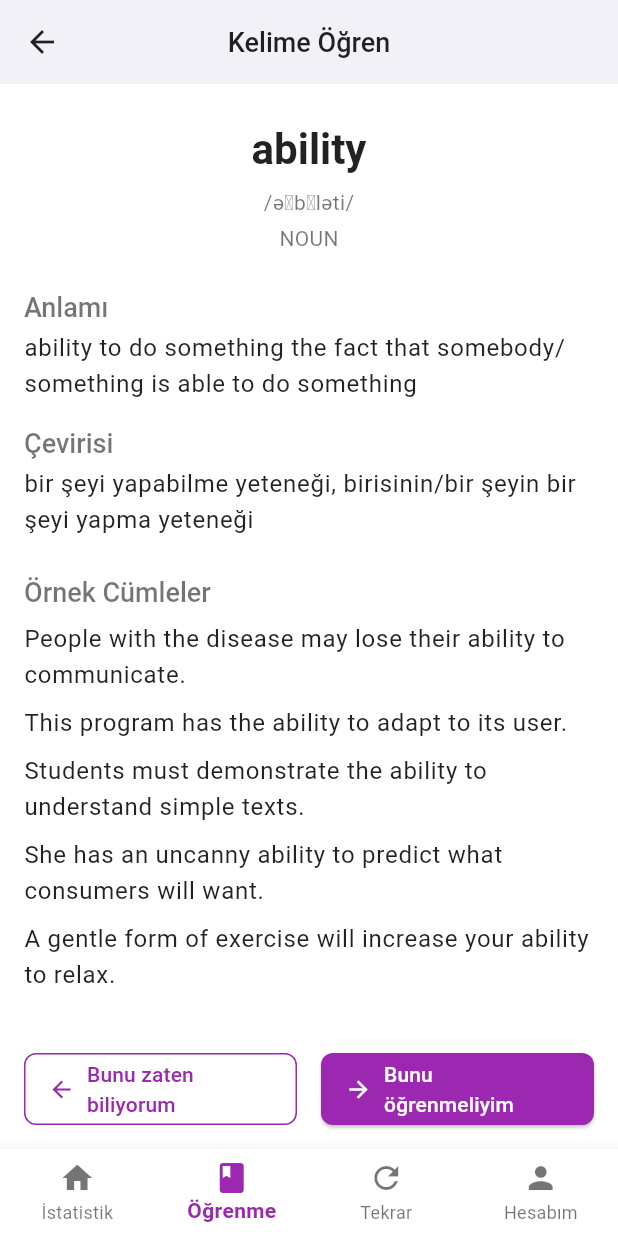
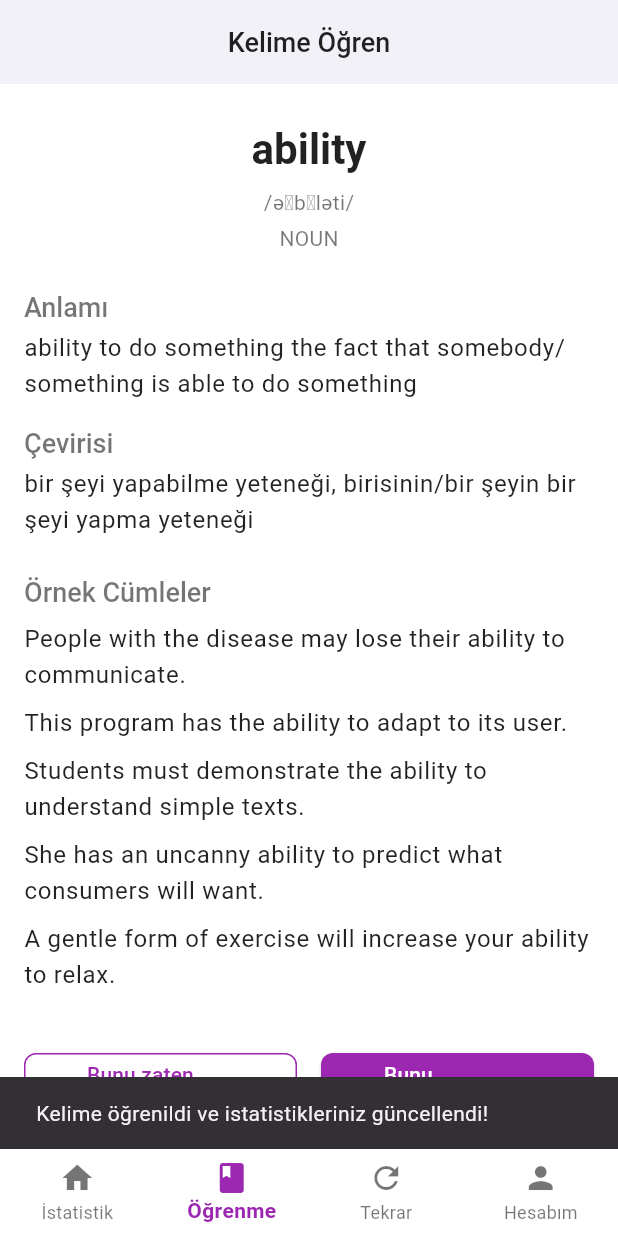
Before and after one commit to VeyselTandogru/KelimeUygulamasi, a Flutter app: the screen it shows after launch, item 2 of the bottom bar chosen, scrolled down 54 dp, after a tap on "Bunu öğrenmeliyim", on a phone screen of 412 x 824 dp. Run offline on Flutter 3.47's test engine with Material 3 defaults, Android fonts, the phone set to English and light mode, and no system bars; our stand-ins replace shared_preferences.

Commit message:
ufak değişikliler yaptım

```diff
--- a/lib/main.dart
+++ b/lib/main.dart
@@ -4,15 +4,17 @@ import 'screens/home_screen.dart';
 import 'screens/word_learn_screen.dart';
 import 'screens/word_repeat_screen.dart';
 import 'screens/account_screen.dart';
-import 'screens/about_screen.dart';
-import 'screens/word_categories_screen.dart';
 import 'widgets/bottom_navigation.dart';
 import 'models/theme_model.dart';
+import 'providers/statistics_provider.dart';
 
 void main() {
   runApp(
-    ChangeNotifierProvider(
-      create: (context) => ThemeProvider(),
+    MultiProvider(
+      providers: [
+        ChangeNotifierProvider(create: (context) => ThemeProvider()),
+        ChangeNotifierProvider(create: (context) => StatisticsProvider()),
+      ],
       child: const MyApp(),
     ),
   );
--- /dev/null
+++ b/lib/models/statistics_model.dart
@@ -0,0 +1,78 @@
+class Statistics {
+  final int dailyGoal;
+  final int learnedToday;
+  final int streakDays;
+  final int totalLearnedWords;
+  final Map<String, double> weeklyProgress;
+
+  Statistics({
+    required this.dailyGoal,
+    required this.learnedToday,
+    required this.streakDays,
+    required this.totalLearnedWords,
+    required this.weeklyProgress,
+  });
+
+  Statistics copyWith({
+    int? dailyGoal,
+    int? learnedToday,
+    int? streakDays,
+    int? totalLearnedWords,
+    Map<String, double>? weeklyProgress,
+  }) {
+    return Statistics(
+      dailyGoal: dailyGoal ?? this.dailyGoal,
+      learnedToday: learnedToday ?? this.learnedToday,
+      streakDays: streakDays ?? this.streakDays,
+      totalLearnedWords: totalLearnedWords ?? this.totalLearnedWords,
+      weeklyProgress: weeklyProgress ?? this.weeklyProgress,
+    );
+  }
+
+  // JSON dönüşümleri için metodlar
+  Map<String, dynamic> toJson() {
+    return {
+      'dailyGoal': dailyGoal,
+      'learnedToday': learnedToday,
+      'streakDays': streakDays,
+      'totalLearnedWords': totalLearnedWords,
+      'weeklyProgress': weeklyProgress,
+    };
+  }
+
+  factory Statistics.fromJson(Map<String, dynamic> json) {
+    Map<String, dynamic> weeklyMap = json['weeklyProgress'] ?? {};
+    Map<String, double> weeklyProgressMap = {};
+
+    weeklyMap.forEach((key, value) {
+      weeklyProgressMap[key] = (value as num).toDouble();
+    });
+
+    return Statistics(
+      dailyGoal: json['dailyGoal'] ?? 5,
+      learnedToday: json['learnedToday'] ?? 0,
+      streakDays: json['streakDays'] ?? 0,
+      totalLearnedWords: json['totalLearnedWords'] ?? 0,
+      weeklyProgress: weeklyProgressMap,
+    );
+  }
+
+  // Varsayılan değerlerle bir istatistik nesnesi oluşturmak için factory metodu
+  factory Statistics.defaultStats() {
+    return Statistics(
+      dailyGoal: 5,
+      learnedToday: 0,
+      streakDays: 0,
+      totalLearnedWords: 0,
+      weeklyProgress: {
+        'Pzt': 0.0,
+        'Sal': 0.0,
+        'Çar': 0.0,
+        'Per': 0.0,
+        'Cum': 0.0,
+        'Cmt': 0.0,
+        'Paz': 0.0,
+      },
+    );
+  }
+}
--- /dev/null
+++ b/lib/providers/statistics_provider.dart
@@ -0,0 +1,42 @@
+import 'package:flutter/foundation.dart';
+import '../models/statistics_model.dart';
+import '../services/statistics_service.dart';
+
+class StatisticsProvider with ChangeNotifier {
+  Statistics? _statistics;
+  final StatisticsService _service = StatisticsService();
+  bool _isLoading = true;
+
+  // Getter metotları
+  Statistics get statistics => _statistics ?? Statistics.defaultStats();
+  bool get isLoading => _isLoading;
+
+  // Constructor - hemen verileri yükle
+  StatisticsProvider() {
+    loadStatistics();
+  }
+
+  // İstatistikleri yükle
+  Future<void> loadStatistics() async {
+    _isLoading = true;
+    notifyListeners();
+
+    // Önce son kullanım tarihini kontrol et ve gerekirse günlük verileri sıfırla
+    _statistics = await _service.checkDailyReset();
+
+    _isLoading = false;
+    notifyListeners();
+  }
+
+  // Bugün öğrenilen kelime sayısını artır
+  Future<void> incrementLearnedWordCount() async {
+    _statistics = await _service.incrementLearnedToday();
+    notifyListeners();
+  }
+
+  // Günlük hedefi güncelle
+  Future<void> updateDailyGoal(int newGoal) async {
+    _statistics = await _service.updateDailyGoal(newGoal);
+    notifyListeners();
+  }
+}
--- a/lib/screens/about_screen.dart
+++ b/lib/screens/about_screen.dart
@@ -1,4 +1,5 @@
 import 'package:flutter/material.dart';
+import 'package:ingilizce_ogrenme_uygulamasi/screens/account_screen.dart';
 import '../utils/app_colors.dart';
 
 class AboutScreen extends StatelessWidget {
@@ -11,7 +12,12 @@ class AboutScreen extends StatelessWidget {
         title: const Text('Uygulamamız Hakkında'),
         leading: IconButton(
           icon: const Icon(Icons.arrow_back),
-          onPressed: () => Navigator.pop(context),
+          onPressed: () {
+            Navigator.push(
+              context,
+              MaterialPageRoute(builder: (context) => const AccountScreen()),
+            );
+          },
         ),
       ),
       body: SingleChildScrollView(
--- a/lib/screens/account_screen.dart
+++ b/lib/screens/account_screen.dart
@@ -27,15 +27,7 @@ class _AccountScreenState extends State<AccountScreen> {
     final textTheme = Theme.of(context).textTheme;
 
     return Scaffold(
-      appBar: AppBar(
-        title: const Text('Hesabım'),
-        leading: IconButton(
-          icon: const Icon(Icons.arrow_back),
-          onPressed: () {
-            Navigator.pop(context);
-          },
-        ),
-      ),
+      appBar: AppBar(title: const Text('Hesabım')),
       body: SingleChildScrollView(
         child: Padding(
           padding: AppConstants.paddingAllMedium,
--- a/lib/screens/home_screen.dart
+++ b/lib/screens/home_screen.dart
@@ -1,5 +1,7 @@
 import 'package:flutter/material.dart';
+import 'package:ingilizce_ogrenme_uygulamasi/providers/statistics_provider.dart';
 import 'package:ingilizce_ogrenme_uygulamasi/screens/word_learn_screen.dart';
+import 'package:provider/provider.dart';
 import '../utils/app_colors.dart';
 import '../screens/word_repeat_screen.dart';
 import '../screens/word_categories_screen.dart';
@@ -13,29 +15,31 @@ class HomeScreen extends StatefulWidget {
 }
 
 class _HomeScreenState extends State<HomeScreen> {
-  final int dailyGoal = 5;
-  final int completedToday = 5;
-  final int daysStreak = 13;
-  final int totalWords = 67;
-
-  final Map<String, double> weeklyProgress = {
-    'Pzt': 2.0,
-    'Sal': 3.8,
-    'Çar': 2.5,
-    'Per': 5.0,
-    'Cum': 3.6,
-    'Cmt': 1.0,
-    'Paz': 0.0,
-  };
+  @override
+  void initState() {
+    super.initState();
+    // Sayfa yüklendiğinde istatistik verilerini yükle
+    WidgetsBinding.instance.addPostFrameCallback((_) {
+      Provider.of<StatisticsProvider>(context, listen: false).loadStatistics();
+    });
+  }
 
   @override
   Widget build(BuildContext context) {
     final textTheme = Theme.of(context).textTheme;
     final isDark = Theme.of(context).brightness == Brightness.dark;
 
+    // İstatistik provider'ını dinle
+    final statisticsProvider = Provider.of<StatisticsProvider>(context);
+    final statistics = statisticsProvider.statistics;
+    final isLoading = statisticsProvider.isLoading;
+
     return Scaffold(
       appBar: AppBar(title: const Text('Ana Sayfa')),
-      body: SingleChildScrollView(
+      body:
+          isLoading
+              ? const Center(child: CircularProgressIndicator())
+              : SingleChildScrollView(
                 child: Padding(
                   padding: const EdgeInsets.all(16.0),
                   child: Column(
@@ -54,10 +58,13 @@ class _HomeScreenState extends State<HomeScreen> {
                               Icons.layers,
                               onTap: () {
                                 // Alt navigasyon çubuğunu göstererek Kelime Grupları sayfasına git
-                        NavigationUtil.navigateWithBottomBar(
+                                Navigator.push(
                                   context,
+                                  MaterialPageRoute(
+                                    builder:
+                                        (context) =>
                                             const WordCategoriesScreen(),
-                          selectedTab: 0, // Home sekmesi seçili olsun
+                                  ),
                                 );
                               },
                             ),
@@ -69,7 +76,8 @@ class _HomeScreenState extends State<HomeScreen> {
                                 Navigator.push(
                                   context,
                                   MaterialPageRoute(
-                            builder: (context) => const WordLearnScreen(),
+                                    builder:
+                                        (context) => const WordLearnScreen(),
                                   ),
                                 );
                               },
@@ -83,7 +91,8 @@ class _HomeScreenState extends State<HomeScreen> {
                                 Navigator.push(
                                   context,
                                   MaterialPageRoute(
-                            builder: (context) => const WordRepeatScreen(),
+                                    builder:
+                                        (context) => const WordRepeatScreen(),
                                   ),
                                 );
                               },
@@ -97,7 +106,13 @@ class _HomeScreenState extends State<HomeScreen> {
                       // Haftalık İstatistik Grafiği
                       Text('Haftalık İstatistik', style: textTheme.titleLarge),
                       const SizedBox(height: 8.0),
-              SizedBox(height: 200, child: _buildWeeklyChart(isDark)),
+                      SizedBox(
+                        height: 200,
+                        child: _buildWeeklyChart(
+                          isDark,
+                          statistics.weeklyProgress,
+                        ),
+                      ),
 
                       const SizedBox(height: 24.0),
 
@@ -112,14 +127,18 @@ class _HomeScreenState extends State<HomeScreen> {
                             Padding(
                               padding: const EdgeInsets.all(16.0),
                               child: Row(
-                        mainAxisAlignment: MainAxisAlignment.spaceBetween,
+                                mainAxisAlignment:
+                                    MainAxisAlignment.spaceBetween,
                                 children: [
                                   _buildStatCard(
                                     'Bugün Öğrenilen',
-                            '$completedToday/$dailyGoal',
+                                    '${statistics.learnedToday}/${statistics.dailyGoal}',
                                   ),
                                   const VerticalDivider(width: 1),
-                          _buildStatCard('Toplam Seri 🔥', '$daysStreak gün'),
+                                  _buildStatCard(
+                                    'Toplam Seri 🔥',
+                                    '${statistics.streakDays} gün',
+                                  ),
                                 ],
                               ),
                             ),
@@ -133,7 +152,7 @@ class _HomeScreenState extends State<HomeScreen> {
                                     style: textTheme.bodyLarge,
                                   ),
                                   Text(
-                            '$totalWords kelime',
+                                    '${statistics.totalLearnedWords} kelime',
                                     style: textTheme.bodyLarge?.copyWith(
                                       fontWeight: FontWeight.bold,
                                     ),
@@ -181,17 +200,21 @@ class _HomeScreenState extends State<HomeScreen> {
     );
   }
 
-  Widget _buildWeeklyChart(bool isDark) {
+  Widget _buildWeeklyChart(bool isDark, Map<String, double> weeklyProgress) {
     return Row(
       crossAxisAlignment: CrossAxisAlignment.end,
       children:
           weeklyProgress.entries.map((entry) {
+            // Grafikte görselleştirme için değeri ölçekle
+            double scaledValue =
+                entry.value > 0 ? (entry.value * 30).clamp(10, 150) : 0;
+
             return Expanded(
               child: Column(
                 mainAxisAlignment: MainAxisAlignment.end,
                 children: [
                   Container(
-                    height: entry.value * 30, // Yüksekliği değere göre ayarla
+                    height: scaledValue, // Yüksekliği değere göre ayarla
                     width: 20,
                     decoration: BoxDecoration(
                       gradient: LinearGradient(
@@ -213,6 +236,11 @@ class _HomeScreenState extends State<HomeScreen> {
                   ),
                   const SizedBox(height: 8.0),
                   Text(entry.key, style: Theme.of(context).textTheme.bodySmall),
+                  if (entry.value > 0)
+                    Text(
+                      '${entry.value.toInt()}',
+                      style: Theme.of(context).textTheme.bodySmall,
+                    ),
                 ],
               ),
             );
--- a/lib/screens/word_categories_screen.dart
+++ b/lib/screens/word_categories_screen.dart
@@ -1,5 +1,6 @@
 import 'package:flutter/material.dart';
 import '../utils/app_colors.dart';
+import '../main.dart';
 
 class WordCategoriesScreen extends StatefulWidget {
   const WordCategoriesScreen({super.key});
@@ -79,7 +80,13 @@ class _WordCategoriesScreenState extends State<WordCategoriesScreen> {
         title: const Text('Kelime Grupları'),
         leading: IconButton(
           icon: const Icon(Icons.arrow_back),
-          onPressed: () => Navigator.pop(context),
+          onPressed: () {
+            // Ana sayfaya dön
+            Navigator.of(context).pushAndRemoveUntil(
+              MaterialPageRoute(builder: (context) => const MainScreen()),
+              (route) => false, // Tüm önceki sayfaları kaldır
+            );
+          },
         ),
       ),
       body: Column(
--- a/lib/screens/word_learn_screen.dart
+++ b/lib/screens/word_learn_screen.dart
@@ -1,6 +1,8 @@
 import 'package:flutter/material.dart';
+import 'package:provider/provider.dart';
 import '../models/word_model.dart';
 import '../utils/app_constants.dart';
+import '../providers/statistics_provider.dart';
 
 class WordLearnScreen extends StatefulWidget {
   const WordLearnScreen({super.key});
@@ -41,15 +43,7 @@ class _WordLearnScreenState extends State<WordLearnScreen> {
     final textTheme = Theme.of(context).textTheme;
 
     return Scaffold(
-      appBar: AppBar(
-        title: const Text('Kelime Öğren'),
-        leading: IconButton(
-          icon: const Icon(Icons.arrow_back),
-          onPressed: () {
-            Navigator.pop(context);
-          },
-        ),
-      ),
+      appBar: AppBar(title: const Text('Kelime Öğren')),
       body: SingleChildScrollView(
         child: Padding(
           padding: AppConstants.paddingAllMedium,
@@ -178,7 +172,24 @@ class _WordLearnScreenState extends State<WordLearnScreen> {
                       icon: const Icon(Icons.arrow_forward),
                       label: const Text('Bunu öğrenmeliyim'),
                       onPressed: () {
-                        // İşlem
+                        // İstatistikleri güncelle
+                        Provider.of<StatisticsProvider>(
+                          context,
+                          listen: false,
+                        ).incrementLearnedWordCount();
+
+                        // Kullanıcıya bilgi mesajı göster
+                        ScaffoldMessenger.of(context).showSnackBar(
+                          const SnackBar(
+                            content: Text(
+                              'Kelime öğrenildi ve istatistikleriniz güncellendi!',
+                            ),
+                            duration: Duration(seconds: 2),
+                          ),
+                        );
+
+                        // Sonraki kelimeye geçmek için burada ekstra bir şey yapılabilir
+                        // Şimdilik aynı kelimeyle devam ediyoruz
                       },
                     ),
                   ),
--- /dev/null
+++ b/lib/services/statistics_service.dart
@@ -0,0 +1,142 @@
+import 'dart:convert';
+import 'package:shared_preferences/shared_preferences.dart';
+import '../models/statistics_model.dart';
+
+class StatisticsService {
+  static const String _statsKey = 'user_statistics';
+
+  // Singleton yapısı
+  static final StatisticsService _instance = StatisticsService._internal();
+  factory StatisticsService() => _instance;
+  StatisticsService._internal();
+
+  // İstatistikleri almak
+  Future<Statistics> getStatistics() async {
+    final prefs = await SharedPreferences.getInstance();
+    final statsString = prefs.getString(_statsKey);
+
+    if (statsString == null) {
+      // İlk çalıştırma ise varsayılan istatistikleri döndür
+      return Statistics.defaultStats();
+    }
+
+    try {
+      final statsJson = jsonDecode(statsString);
+      return Statistics.fromJson(statsJson);
+    } catch (e) {
+      print('İstatistik verileri çözülürken hata oluştu: $e');
+      return Statistics.defaultStats();
+    }
+  }
+
+  // İstatistikleri kaydetmek
+  Future<bool> saveStatistics(Statistics statistics) async {
+    final prefs = await SharedPreferences.getInstance();
+    final statsJson = jsonEncode(statistics.toJson());
+
+    return await prefs.setString(_statsKey, statsJson);
+  }
+
+  // Bugün öğrenilen kelime sayısını artırmak
+  Future<Statistics> incrementLearnedToday() async {
+    final currentStats = await getStatistics();
+    final learnedToday = currentStats.learnedToday + 1;
+    final totalLearnedWords = currentStats.totalLearnedWords + 1;
+
+    // Haftanın gününü belirle
+    final now = DateTime.now();
+    final weekday = now.weekday; // 1 = Pazartesi, 7 = Pazar
+
+    String dayKey;
+    switch (weekday) {
+      case 1:
+        dayKey = 'Pzt';
+        break;
+      case 2:
+        dayKey = 'Sal';
+        break;
+      case 3:
+        dayKey = 'Çar';
+        break;
+      case 4:
+        dayKey = 'Per';
+        break;
+      case 5:
+        dayKey = 'Cum';
+        break;
+      case 6:
+        dayKey = 'Cmt';
+        break;
+      case 7:
+        dayKey = 'Paz';
+        break;
+      default:
+        dayKey = 'Pzt';
+    }
+
+    // Haftalık istatistiği güncelle
+    final Map<String, double> weeklyProgress = Map<String, double>.from(
+      currentStats.weeklyProgress,
+    );
+    // Mevcut değeri alıp 1 arttır
+    double currentValue = weeklyProgress[dayKey] ?? 0;
+    weeklyProgress[dayKey] = currentValue + 1;
+
+    // Yeni istatistik nesnesini oluştur
+    final updatedStats = currentStats.copyWith(
+      learnedToday: learnedToday,
+      totalLearnedWords: totalLearnedWords,
+      weeklyProgress: weeklyProgress,
+    );
+
+    // Verileri kaydet
+    await saveStatistics(updatedStats);
+    return updatedStats;
+  }
+
+  // Günlük hedefi güncelle
+  Future<Statistics> updateDailyGoal(int newGoal) async {
+    final currentStats = await getStatistics();
+    final updatedStats = currentStats.copyWith(dailyGoal: newGoal);
+
+    await saveStatistics(updatedStats);
+    return updatedStats;
+  }
+
+  // Günlük istatistikleri sıfırla ve seriyi güncelle
+  Future<Statistics> resetDailyStats() async {
+    final currentStats = await getStatistics();
+
+    // Dün öğrenilen kelime varsa seriyi artır, yoksa sıfırla
+    int newStreakDays =
+        currentStats.learnedToday > 0 ? currentStats.streakDays + 1 : 0;
+
+    final updatedStats = currentStats.copyWith(
+      learnedToday: 0,
+      streakDays: newStreakDays,
+    );
+
+    await saveStatistics(updatedStats);
+    return updatedStats;
+  }
+
+  // Uygulama başlatıldığında günlük istatistikleri kontrol et ve güncelle
+  Future<Statistics> checkDailyReset() async {
+    final prefs = await SharedPreferences.getInstance();
+    final lastDate = prefs.getString('last_usage_date');
+    final today =
+        DateTime.now().toIso8601String().split(
+          'T',
+        )[0]; // Sadece tarih kısmını al
+
+    if (lastDate != today) {
+      // Yeni gün, istatistikleri sıfırla
+      await prefs.setString('last_usage_date', today);
+      return await resetDailyStats();
+    }
+
+    // Aynı gün
+    await prefs.setString('last_usage_date', today);
+    return await getStatistics();
+  }
+}
--- a/pubspec.yaml
+++ b/pubspec.yaml
@@ -35,6 +35,7 @@ dependencies:
   # Use with the CupertinoIcons class for iOS style icons.
   cupertino_icons: ^1.0.8
   provider: ^6.1.4
+  shared_preferences: ^2.2.2
 
 dev_dependencies:
   flutter_test:
@@ -57,7 +58,6 @@ flutter:
   # included with your application, so that you can use the icons in
   # the material Icons class.
   uses-material-design: true
-
   # To add assets to your application, add an assets section, like this:
   # assets:
   #   - images/a_dot_burr.jpeg
```
Also changed, not shown: pubspec.lock, 1 other file. Lines whose indentation alone changed are shown as unchanged.
